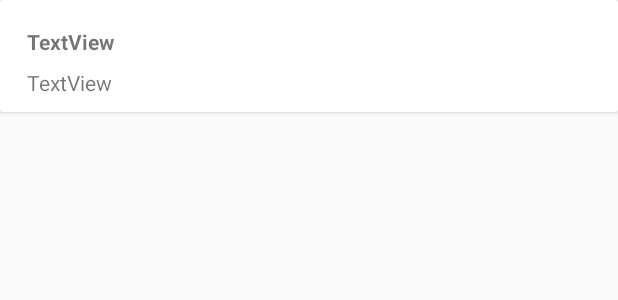
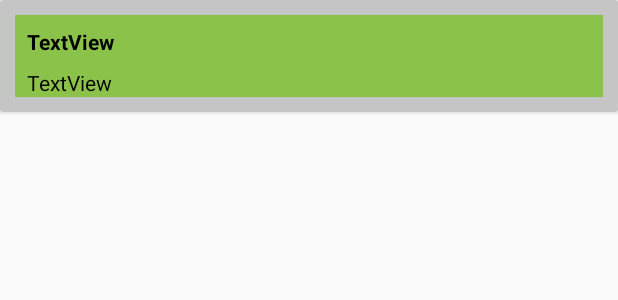
Before and after one commit to raghavbobal1/note_Quasars_android, an Android app: the layout row_note.xml on its own in the app's theme, with its tools: preview values and no code run, on a phone screen of 412 x 824 dp. Shown: the top 300 px of the screen. Run offline under Robolectric (Android 15) with nearby library versions, the phone set to English and light mode, and no system bars.

Commit message:
Changed ui for recycler view

```diff
--- a/app/src/main/res/drawable/border.xml
+++ b/app/src/main/res/drawable/border.xml
@@ -1,4 +1,4 @@
 <shape xmlns:android="http://schemas.android.com/apk/res/android" android:shape="rectangle" >
     <solid android:color="@android:color/white" />
-    <stroke android:width="1dip" android:color="#4fa5d5"/>
+    <stroke android:width="1dip" android:color="#8BC34A"/>
 </shape>
--- a/app/src/main/res/layout/row_note.xml
+++ b/app/src/main/res/layout/row_note.xml
@@ -1,26 +1,28 @@
 <?xml version="1.0" encoding="utf-8"?>
-<androidx.cardview.widget.CardView xmlns:app="http://schemas.android.com/apk/res-auto"
+<androidx.cardview.widget.CardView xmlns:android="http://schemas.android.com/apk/res/android"
+    xmlns:app="http://schemas.android.com/apk/res-auto"
     xmlns:tools="http://schemas.android.com/tools"
     android:layout_width="match_parent"
     android:layout_height="wrap_content"
     android:layout_marginBottom="1dp"
-    xmlns:android="http://schemas.android.com/apk/res/android">
+    app:cardBackgroundColor="#C5C5C5">
 
     <androidx.constraintlayout.widget.ConstraintLayout
         android:layout_width="match_parent"
         android:layout_height="match_parent"
         android:layout_margin="10dp"
-        >
+        android:background="#8BC34A">
 
 
         <TextView
             android:id="@+id/tvNoteTitle"
             android:layout_width="0dp"
             android:layout_height="wrap_content"
-            android:layout_marginEnd="8dp"
             android:layout_marginStart="8dp"
             android:layout_marginTop="8dp"
+            android:layout_marginEnd="8dp"
             android:text="TextView"
+            android:textColor="#000000"
             android:textStyle="bold"
             app:layout_constraintEnd_toEndOf="parent"
             app:layout_constraintStart_toStartOf="parent"
@@ -30,10 +32,11 @@
             android:id="@+id/tvNoteText"
             android:layout_width="0dp"
             android:layout_height="wrap_content"
-            android:layout_marginEnd="8dp"
             android:layout_marginStart="8dp"
             android:layout_marginTop="8dp"
+            android:layout_marginEnd="8dp"
             android:text="TextView"
+            android:textColor="#000000"
             app:layout_constraintEnd_toEndOf="parent"
             app:layout_constraintStart_toStartOf="parent"
             app:layout_constraintTop_toBottomOf="@+id/tvNoteTitle" />
```
Also changed, not shown: app/src/main/res/layout/activity_add_note.xml (+14 -12 lines).
